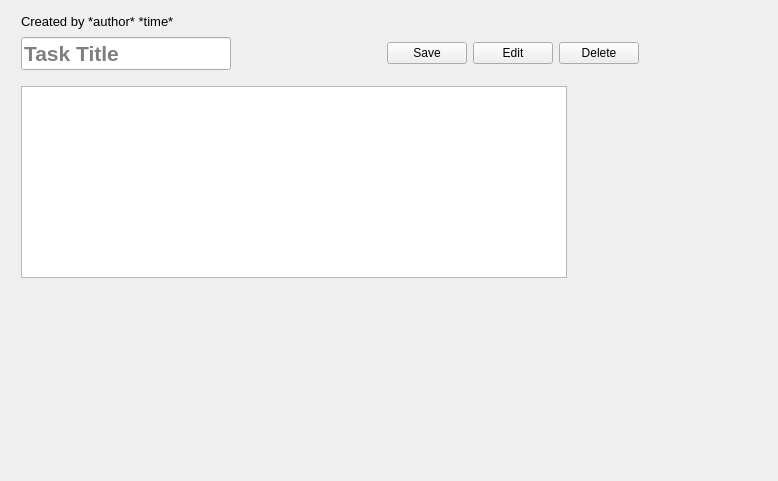
Old version of the form task-tracker-frontend/IssueWidget.ui in the repository Unkorunk/task-tracker.
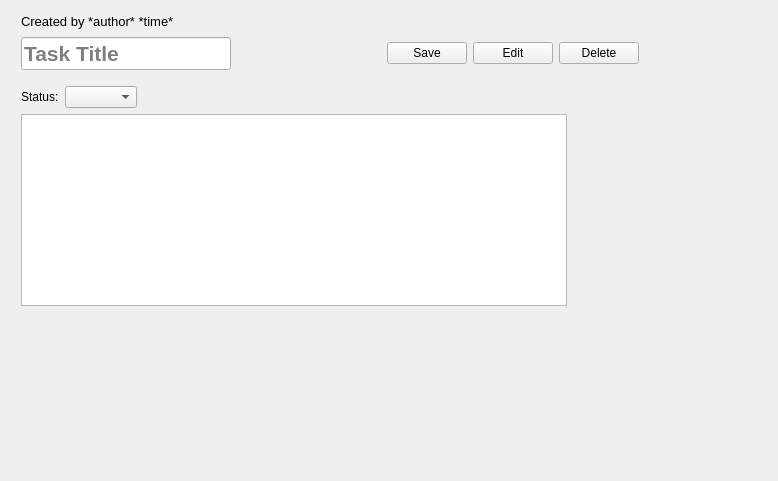
New version of the form.

Commit message: Add status combobox

What changed in the file:
```diff
--- a/task-tracker-frontend/IssueWidget.ui
+++ b/task-tracker-frontend/IssueWidget.ui
@@ -164,6 +164,56 @@
        </property>
       </spacer>
      </item>
+     <item>
+      <layout class="QHBoxLayout" name="horizontalLayout_5">
+       <item>
+        <spacer name="horizontalSpacer_9">
+         <property name="orientation">
+          <enum>Qt::Horizontal</enum>
+         </property>
+         <property name="sizeType">
+          <enum>QSizePolicy::Fixed</enum>
+         </property>
+         <property name="sizeHint" stdset="0">
+          <size>
+           <width>10</width>
+           <height>20</height>
+          </size>
+         </property>
+        </spacer>
+       </item>
+       <item>
+        <widget class="QLabel" name="statusLabel">
+         <property name="text">
+          <string>Status:</string>
+         </property>
+        </widget>
+       </item>
+       <item>
+        <widget class="QComboBox" name="statusComboBox">
+         <property name="currentText">
+          <string/>
+         </property>
+         <property name="placeholderText">
+          <string/>
+         </property>
+        </widget>
+       </item>
+       <item>
+        <spacer name="horizontalSpacer_8">
+         <property name="orientation">
+          <enum>Qt::Horizontal</enum>
+         </property>
+         <property name="sizeHint" stdset="0">
+          <size>
+           <width>40</width>
+           <height>20</height>
+          </size>
+         </property>
+        </spacer>
+       </item>
+      </layout>
+     </item>
      <item>
       <layout class="QHBoxLayout" name="horizontalLayout_3">
        <item>
```
The commit also changes 2 other files.
